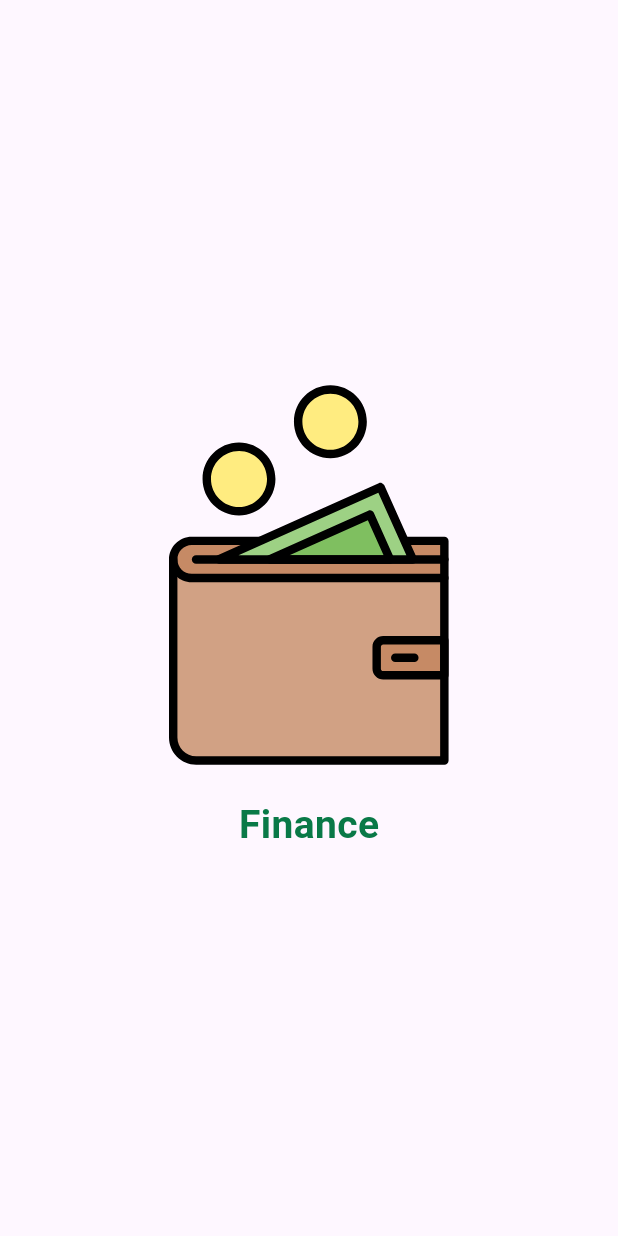
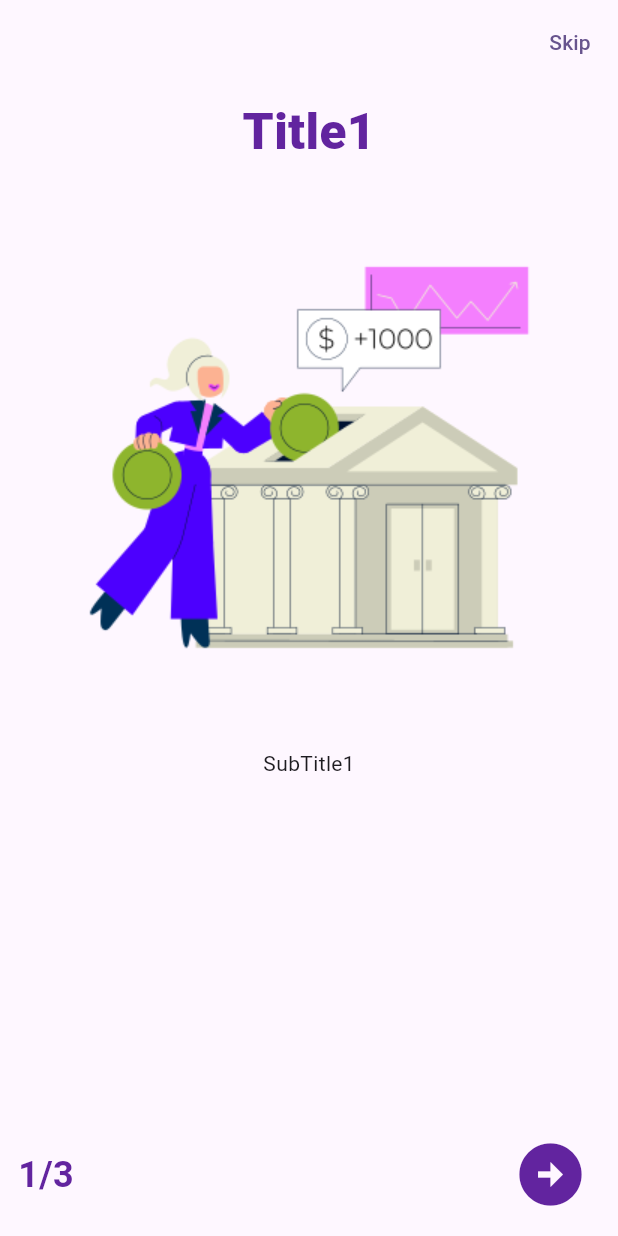
Before and after one commit to Omar-Ashraf-69/finance_app, a Flutter app: the first screen one second after launch, on a phone screen of 412 x 824 dp. Run offline on Flutter 3.47's test engine with Material 3 defaults, Android fonts, the light colour scheme and no system bars; our stand-ins replace flutter_svg.

Commit message:
finished onBoarding screen

```diff
--- a/lib/main.dart
+++ b/lib/main.dart
@@ -1,3 +1,4 @@
+import 'package:finanice_app/screens/on_boarding_screen.dart';
 import 'package:finanice_app/screens/splash_screen.dart';
 import 'package:flutter/material.dart';
 
@@ -17,7 +18,7 @@ class MyApp extends StatelessWidget {
         colorScheme: ColorScheme.fromSeed(seedColor: Colors.deepPurple),
         useMaterial3: true,
       ),
-      home: const SplashScreen(),
+      home: const OnBoardingScreen(),
     );
   }
 }
--- /dev/null
+++ b/lib/screens/on_boarding_screen.dart
@@ -0,0 +1,152 @@
+import 'package:finanice_app/colors/colors.dart';
+import 'package:finanice_app/screens/home_screen.dart';
+import 'package:flutter/material.dart';
+
+class OnBoardingScreen extends StatefulWidget {
+  const OnBoardingScreen({super.key});
+
+  @override
+  State<OnBoardingScreen> createState() => _OnBoardingScreenState();
+}
+
+class _OnBoardingScreenState extends State<OnBoardingScreen> {
+  PageController pageController = PageController();
+  int currentPage = 0;
+  bool isLastPage = false;
+  List<OnBoardingPageWidget> pages = const [
+    OnBoardingPageWidget(
+      title: 'Title1',
+      subTitle: 'SubTitle1',
+      image: 'assets/finance1.png',
+    ),
+    OnBoardingPageWidget(
+      title: 'Title2',
+      subTitle: 'SubTitle2',
+      image: 'assets/finance2.png',
+    ),
+    OnBoardingPageWidget(
+      title: 'Title3',
+      subTitle: 'SubTitle3',
+      image: 'assets/finance3.png',
+    ),
+  ];
+  @override
+  Widget build(BuildContext context) {
+    return Scaffold(
+      appBar: AppBar(
+        actions: [
+          TextButton(
+              onPressed: () {
+                Navigator.pushReplacement(
+                  context,
+                  MaterialPageRoute(
+                    builder: (context) => const HomeScreen(),
+                  ),
+                );
+              },
+              child: const Text('Skip')),
+        ],
+      ),
+      body: Padding(
+        padding: const EdgeInsets.symmetric(
+          horizontal: 12.0,
+          vertical: 8,
+        ),
+        child: Column(
+          children: [
+            Expanded(
+              child: PageView.builder(
+                onPageChanged: (value) {
+                  if (pages.length == value + 1) {
+                    isLastPage = true;
+                  }
+                  currentPage = value;
+                  setState(() {});
+                },
+                itemCount: pages.length,
+                controller: pageController,
+                itemBuilder: (context, index) => pages[index],
+              ),
+            ),
+            Row(
+              children: [
+                Text(
+                  '${currentPage + 1}/${pages.length}',
+                  style: const TextStyle(
+                    fontSize: 24,
+                    fontWeight: FontWeight.w600,
+                    color: kPrimaryPurbleColor,
+                  ),
+                ),
+                const Spacer(),
+                isLastPage
+                    ? ElevatedButton(
+                        onPressed: () {
+                          Navigator.pushReplacement(
+                            context,
+                            MaterialPageRoute(
+                              builder: (context) => const HomeScreen(),
+                            ),
+                          );
+                        },
+                        style: ElevatedButton.styleFrom(
+                          foregroundColor: Colors.white,
+                          backgroundColor: kPrimaryPurbleColor,
+                        ),
+                        child: const Text(
+                          "Let's Start",
+                        ),
+                      )
+                    : IconButton(
+                        onPressed: () {
+                          pageController.nextPage(
+                            duration: const Duration(milliseconds: 500),
+                            curve: Curves.easeInOut,
+                          );
+                        },
+                        icon: const Icon(
+                          Icons.arrow_circle_right_sharp,
+                          size: 50,
+                          color: kPrimaryPurbleColor,
+                        ),
+                      ),
+              ],
+            ),
+          ],
+        ),
+      ),
+    );
+  }
+}
+
+class OnBoardingPageWidget extends StatelessWidget {
+  const OnBoardingPageWidget({
+    super.key,
+    required this.title,
+    required this.subTitle,
+    required this.image,
+  });
+  final String title;
+  final String subTitle;
+  final String image;
+  @override
+  Widget build(BuildContext context) {
+    return Column(
+      children: [
+        Text(
+          title,
+          style: const TextStyle(
+            fontWeight: FontWeight.w800,
+            fontSize: 33,
+            color: kPrimaryPurbleColor,
+          ),
+        ),
+        Image.asset(
+          image,
+          width: double.infinity,
+        ),
+        Text(subTitle),
+      ],
+    );
+  }
+}
```
